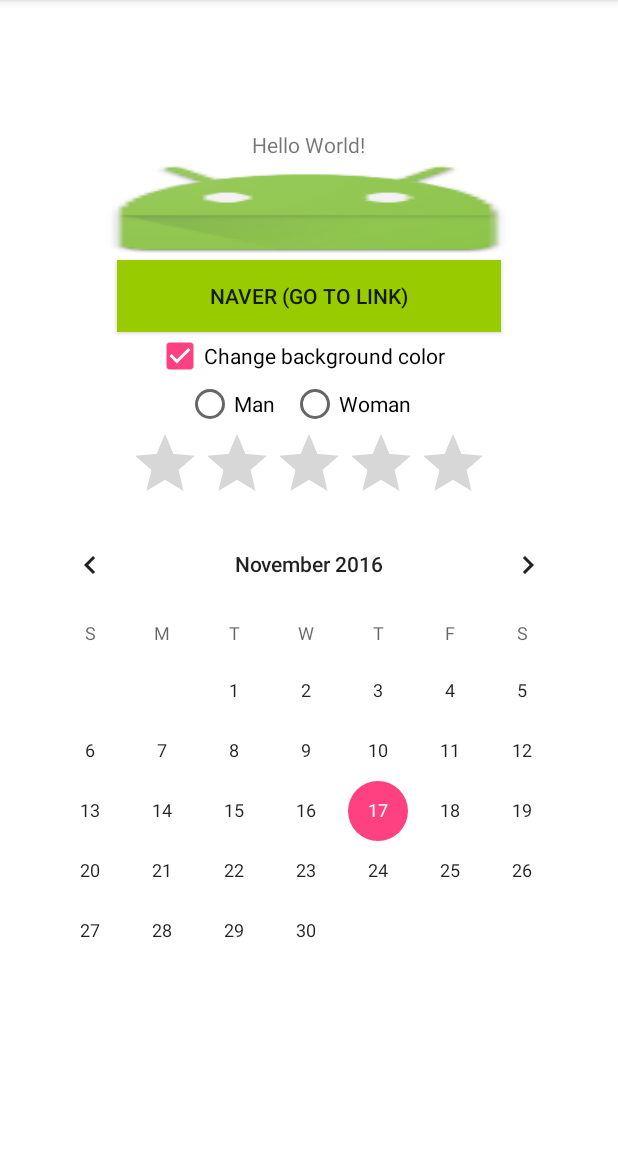
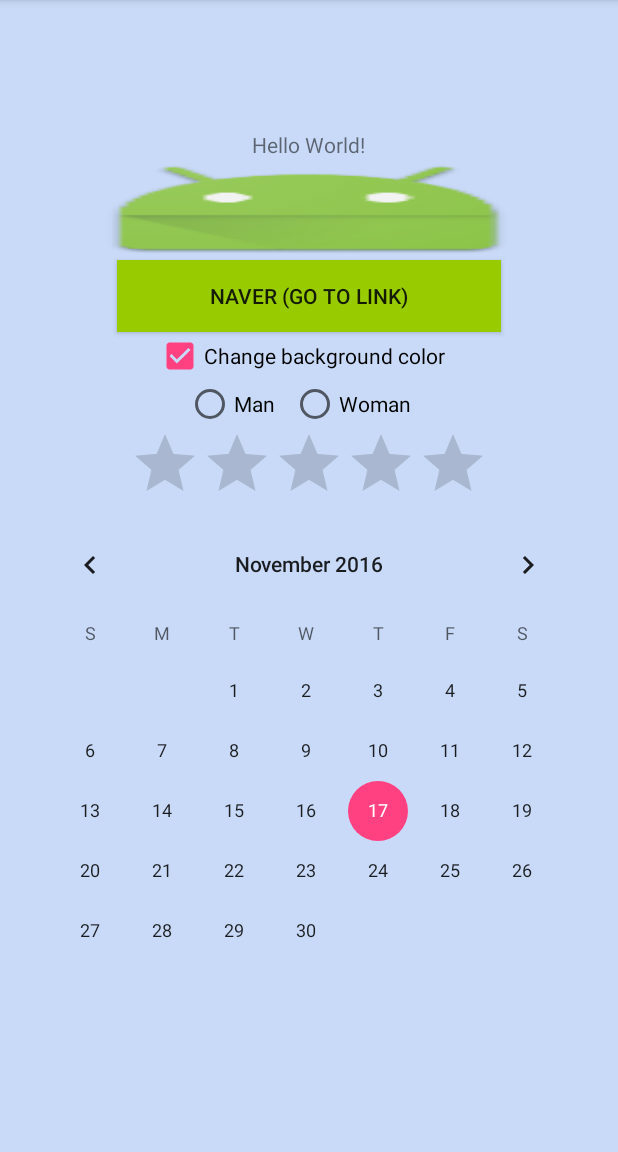
Before and after one commit to fbwkzl333/android_161111, an Android app: the screen it shows after launch (MainActivity), after a tap on "Change background color", on a phone screen of 412 x 824 dp, the part 84-1236 px from its top. Run offline under Robolectric (Android 15) with nearby library versions, the phone set to English and light mode, and no system bars.

Commit message:
Click the checkbox to change the background color

```diff
--- a/app/src/main/java/com/example/donghee/myapplication/MainActivity.java
+++ b/app/src/main/java/com/example/donghee/myapplication/MainActivity.java
@@ -1,6 +1,7 @@
 package com.example.donghee.myapplication;
 
 import android.content.Intent;
+import android.graphics.Color;
 import android.net.Uri;
 import android.os.Bundle;
 import android.support.v7.app.AppCompatActivity;
@@ -8,12 +9,17 @@ import android.view.View;
 import android.view.View.OnClickListener;
 import android.widget.Button;
 import android.widget.CheckBox;
+import android.widget.LinearLayout;
+import android.widget.RadioButton;
 import android.widget.RatingBar;
+import android.widget.TextView;
 import android.widget.Toast;
 
 public class MainActivity extends AppCompatActivity {
     Button b1, b2;
     RatingBar r1;
+    RadioButton o1, o2;
+    LinearLayout layout;
     @Override
     protected void onCreate(Bundle savedInstanceState) {
         super.onCreate(savedInstanceState);
@@ -37,16 +43,54 @@ public class MainActivity extends AppCompatActivity {
             }
         });
 
+        o1 = (RadioButton) findViewById(R.id.radioButton3);
+        o2 = (RadioButton) findViewById(R.id.radioButton4);
+        o1.setOnClickListener(new OnClickListener() {
+            @Override
+            public void onClick(View v) {
+                Toast.makeText(getApplicationContext(),"Selected 'Man'",Toast.LENGTH_SHORT).show();
+            }
+        });
+        o2.setOnClickListener(new OnClickListener() {
+            @Override
+            public void onClick(View v) {
+                Toast.makeText(getApplicationContext(),"Selected 'Woman'",Toast.LENGTH_SHORT).show();
+            }
+        });
+/*
+        c1 = (CheckBox) findViewById(R.id.checkBox);
+        c1.setOnClickListener(new OnClickListener() {
+            @Override
+            public void onClick(View v) {
+                if(c1.isChecked() == true){
+                    Toast.makeText(getApplicationContext(), "체크 했습니다", Toast.LENGTH_SHORT).show();
+                    layout.setBackgroundColor(Color.rgb(200,218,247));
+                } else {
+                    Toast.makeText(getApplicationContext(), "체크 해제 했습니다", Toast.LENGTH_SHORT).show();
+                    layout.setBackgroundColor(Color.rgb(255,255,255));
+                }
+            }
+        });
+*/
+    }
+    public void onClick00(View v){
+        TextView tv1 = (TextView) findViewById(R.id.textView);
+        Toast.makeText(getApplicationContext(), "Hello World", Toast.LENGTH_SHORT).show();
+    }
+
+    public void onClick01(View v) {
+        CheckBox ch1 = (CheckBox)findViewById(R.id.checkBox);
+        layout = (LinearLayout) findViewById(R.id.activity_main);
+        if(ch1.isChecked() == true){
+            Toast.makeText(getApplicationContext(), "체크 했습니다", Toast.LENGTH_SHORT).show();
+            layout.setBackgroundColor(Color.rgb(200,218,247));
+        } else {
+            Toast.makeText(getApplicationContext(), "체크 해제 했습니다", Toast.LENGTH_SHORT).show();
+            layout.setBackgroundColor(Color.rgb(255,255,255));
+        }
 
     }
-    public void onClick01(View v) {
-        CheckBox ch1 = (CheckBox)findViewById(R.id.checkBox);
-        if(ch1.isChecked()) {
-            Toast.makeText(getApplicationContext(), "체크 했습니다", Toast.LENGTH_SHORT).show();
-        }
-        else
-            Toast.makeText(getApplicationContext(), "체크 해제 했습니다", Toast.LENGTH_SHORT).show();
-    }
+
 
     public void onClick02(View v) {
 
--- a/app/src/main/res/layout/activity_main.xml
+++ b/app/src/main/res/layout/activity_main.xml
@@ -17,7 +17,8 @@
         android:layout_width="wrap_content"
         android:layout_height="wrap_content"
         android:text="Hello World!"
-        android:id="@+id/textView" />
+        android:id="@+id/textView"
+        android:onClick="onClick00" />
 
     <Button
         android:layout_width="312dp"
@@ -42,11 +43,12 @@
         android:checked="false"
         android:onClick="onClick01" />
 
-    <LinearLayout
-        android:gravity="center"
-        android:layout_width="match_parent"
-        android:layout_height="wrap_content"
-        android:orientation="horizontal">
+<RadioGroup
+    android:layout_width="fill_parent"
+    android:layout_height="wrap_content"
+    android:orientation="horizontal"
+    android:gravity="center">
+
 
         <RadioButton
             android:text="Man"
@@ -59,7 +61,7 @@
             android:layout_width="94dp"
             android:layout_height="wrap_content"
             android:id="@+id/radioButton4"/>
-    </LinearLayout>
+</RadioGroup>
 
     <RatingBar
         android:layout_width="wrap_content"
```
